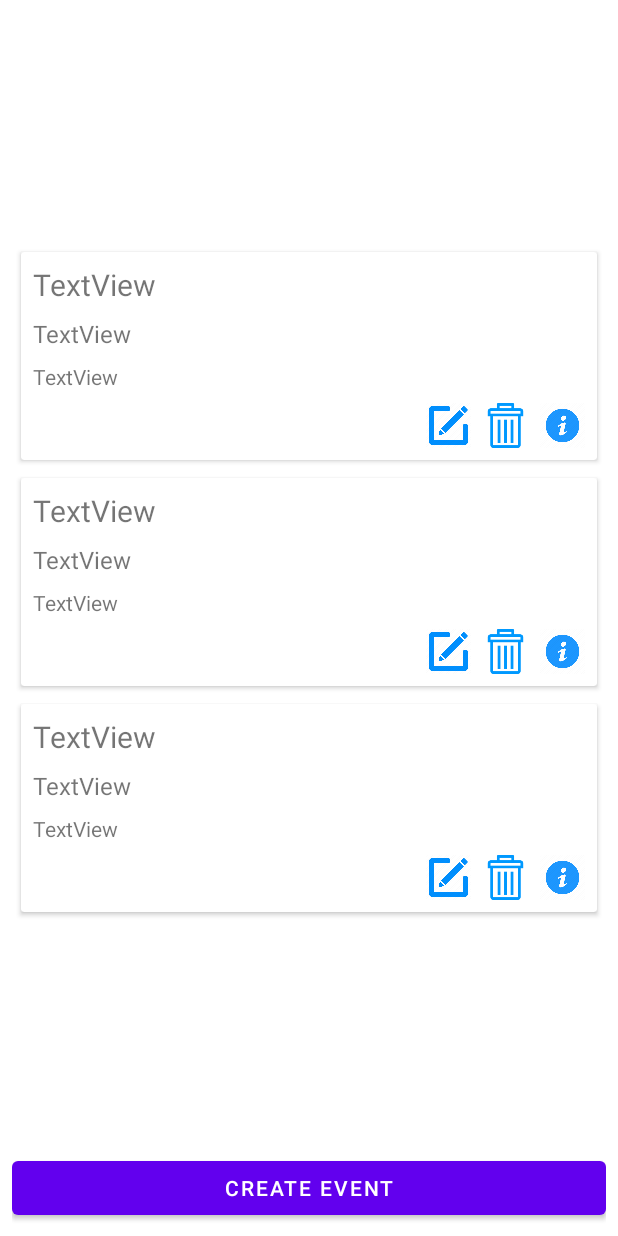
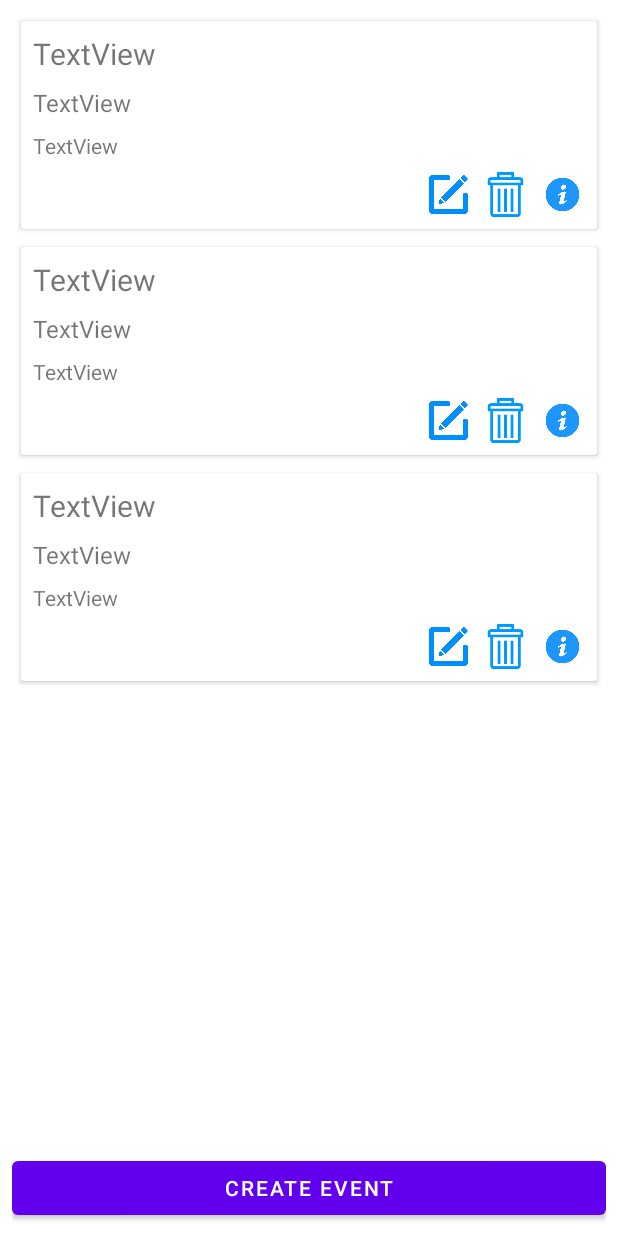
Before and after one commit to brysonsim/UNCCCapstone, an Android app: the layout fragment_events.xml on its own in the app's theme, with its tools: preview values and no code run, on a phone screen of 412 x 824 dp. Run offline under Robolectric (Android 15) with nearby library versions, the phone set to English and light mode, and no system bars.

Commit message:
Layout updates on Discovery and Events pages

```diff
--- a/app/src/main/java/com/uncc/habittracker/ViewEventFragment.java
+++ b/app/src/main/java/com/uncc/habittracker/ViewEventFragment.java
@@ -69,7 +69,7 @@ public class ViewEventFragment extends Fragment implements OnMapReadyCallback {
         binding.eventTitleTextView.setText(event.getTitle().toUpperCase());
         binding.valueHostTextView.setText(event.getOwnerName().toUpperCase());
         binding.valueAboutTextView.setText(event.getDescription().toUpperCase());
-        binding.valueTimeAndDateTextView.setText(event.getTime().toString());
+        binding.valueTimeAndDateTextView.setText(event.getTime().toDate().toString());
 
         Fragment fragment = this;
 
--- a/app/src/main/res/layout/fragment_discovery.xml
+++ b/app/src/main/res/layout/fragment_discovery.xml
@@ -9,8 +9,8 @@
 
     <androidx.recyclerview.widget.RecyclerView
         android:id="@+id/RecyclerViewPeople"
-        android:layout_width="match_parent"
-        android:layout_height="wrap_content"
+        android:layout_width="0dp"
+        android:layout_height="0dp"
         app:layout_constraintBottom_toBottomOf="parent"
         app:layout_constraintEnd_toEndOf="parent"
         app:layout_constraintStart_toStartOf="parent"
--- a/app/src/main/res/layout/fragment_events.xml
+++ b/app/src/main/res/layout/fragment_events.xml
@@ -9,8 +9,8 @@
 
     <androidx.recyclerview.widget.RecyclerView
         android:id="@+id/recyclerViewEvents"
-        android:layout_width="match_parent"
-        android:layout_height="wrap_content"
+        android:layout_width="0dp"
+        android:layout_height="0dp"
         app:layout_constraintStart_toStartOf="parent"
         app:layout_constraintEnd_toEndOf="parent"
         app:layout_constraintTop_toTopOf="parent"
```
